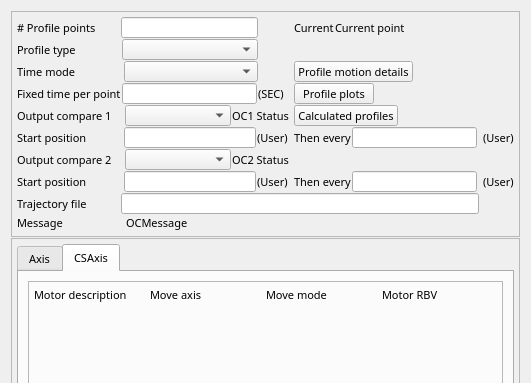
Above: 3-6/GalilSup/op/ui/galil_profileMove.ui from motorapp/Galil before the change; both pictures show x 0 to 531 and y 0 to 383 of the 531 by 703 pixel window. Below: the same form after it.
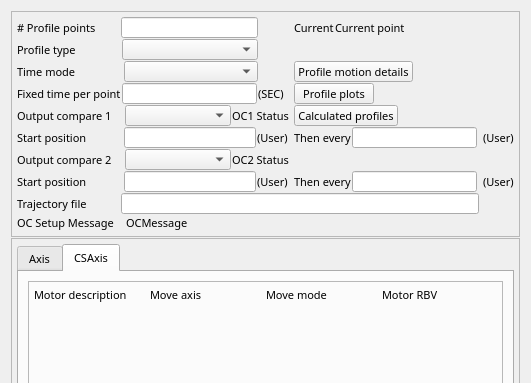
That is the form after the change. Custom widgets are drawn as their Qt base class.

```diff
--- a/3-6/GalilSup/op/ui/galil_profileMove.ui
+++ b/3-6/GalilSup/op/ui/galil_profileMove.ui
@@ -1499,7 +1499,7 @@
              </font>
             </property>
             <property name="text">
-             <string>Message</string>
+             <string>OC Setup Message</string>
             </property>
            </widget>
           </item>
@@ -1513,7 +1513,7 @@
             </property>
             <property name="sizeHint" stdset="0">
              <size>
-              <width>62</width>
+              <width>11</width>
               <height>13</height>
              </size>
             </property>
```
